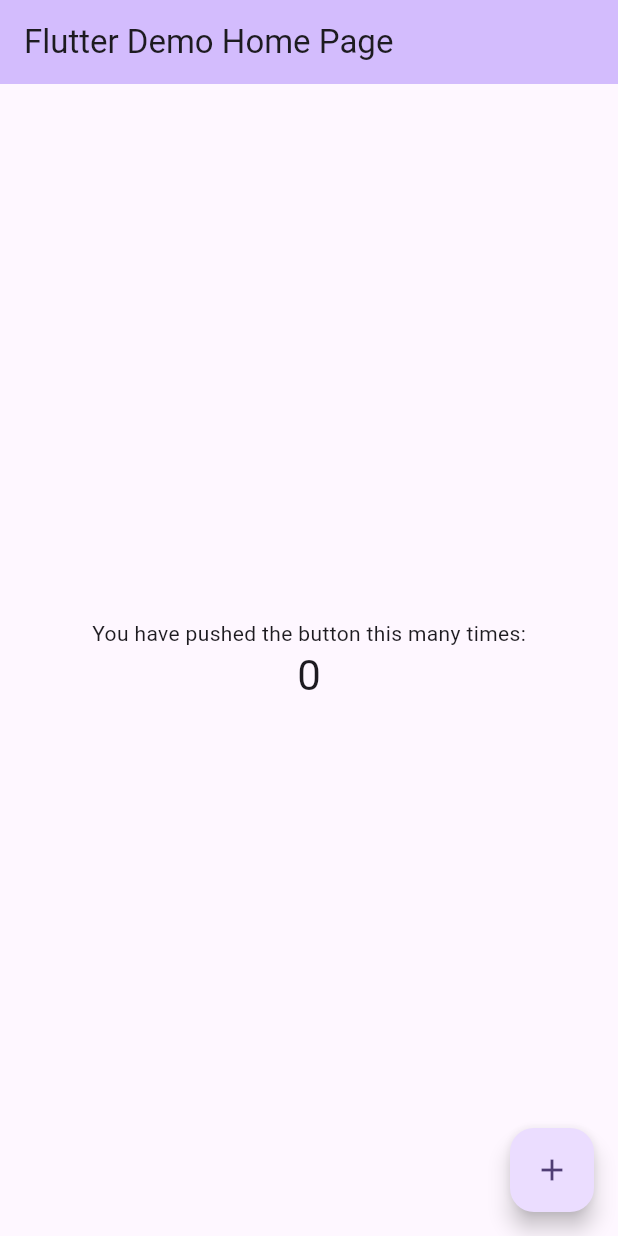
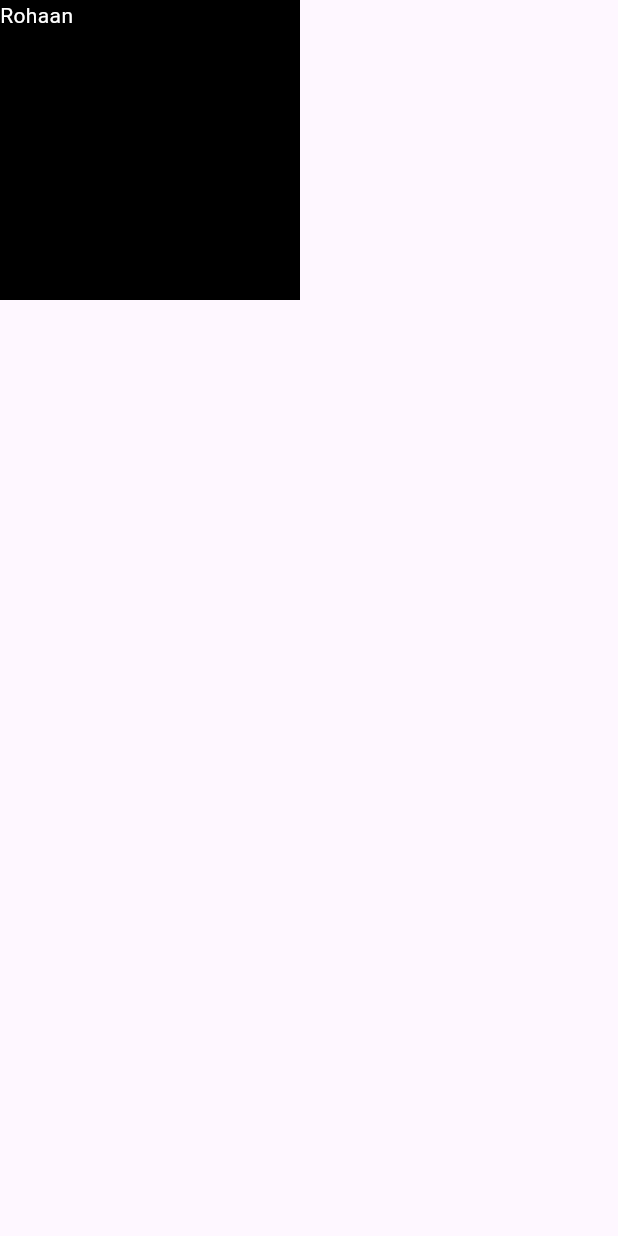
Before and after one commit to abdu845/flutter, a Flutter app: the screen it shows after launch, on a phone screen of 412 x 824 dp. Run offline on Flutter 3.47's test engine with Material 3 defaults, Android fonts, the phone set to English and light mode, and no system bars.

```diff
--- a/lib/main.dart
+++ b/lib/main.dart
@@ -1,125 +1,36 @@
 import 'package:flutter/material.dart';
+import 'package:project/welcomeScreen.dart';
 
 void main() {
   runApp(const MyApp());
 }
 
+// class MyApp extends StatelessWidget {
+//   const MyApp({super.key});
+
+//   // This widget is the root of your application.
+//   @override
+//   Widget build(BuildContext context) {
+//     return MaterialApp(
+//       title: 'Flutter Demo',
+//       theme: ThemeData(
+
+//         colorScheme: ColorScheme.fromSeed(seedColor: Colors.deepPurple),
+//         useMaterial3: true,
+//       ),
+//       //home: const MyHomePage(title: 'Flutter Demo Home Page'),
+//     );
+//   }
+// }
+
 class MyApp extends StatelessWidget {
   const MyApp({super.key});
 
-  // This widget is the root of your application.
   @override
   Widget build(BuildContext context) {
     return MaterialApp(
-      title: 'Flutter Demo',
-      theme: ThemeData(
-        // This is the theme of your application.
-        //
-        // TRY THIS: Try running your application with "flutter run". You'll see
-        // the application has a purple toolbar. Then, without quitting the app,
-        // try changing the seedColor in the colorScheme below to Colors.green
-        // and then invoke "hot reload" (save your changes or press the "hot
-        // reload" button in a Flutter-supported IDE, or press "r" if you used
-        // the command line to start the app).
-        //
-        // Notice that the counter didn't reset back to zero; the application
-        // state is not lost during the reload. To reset the state, use hot
-        // restart instead.
-        //
-        // This works for code too, not just values: Most code changes can be
-        // tested with just a hot reload.
-        colorScheme: ColorScheme.fromSeed(seedColor: Colors.deepPurple),
-        useMaterial3: true,
-      ),
-      home: const MyHomePage(title: 'Flutter Demo Home Page'),
+      debugShowCheckedModeBanner: false,
+      home: WelcomeScreen(),
     );
   }
 }
-
-class MyHomePage extends StatefulWidget {
-  const MyHomePage({super.key, required this.title});
-
-  // This widget is the home page of your application. It is stateful, meaning
-  // that it has a State object (defined below) that contains fields that affect
-  // how it looks.
-
-  // This class is the configuration for the state. It holds the values (in this
-  // case the title) provided by the parent (in this case the App widget) and
-  // used by the build method of the State. Fields in a Widget subclass are
-  // always marked "final".
-
-  final String title;
-
-  @override
-  State<MyHomePage> createState() => _MyHomePageState();
-}
-
-class _MyHomePageState extends State<MyHomePage> {
-  int _counter = 0;
-
-  void _incrementCounter() {
-    setState(() {
-      // This call to setState tells the Flutter framework that something has
-      // changed in this State, which causes it to rerun the build method below
-      // so that the display can reflect the updated values. If we changed
-      // _counter without calling setState(), then the build method would not be
-      // called again, and so nothing would appear to happen.
-      _counter++;
-    });
-  }
-
-  @override
-  Widget build(BuildContext context) {
-    // This method is rerun every time setState is called, for instance as done
-    // by the _incrementCounter method above.
-    //
-    // The Flutter framework has been optimized to make rerunning build methods
-    // fast, so that you can just rebuild anything that needs updating rather
-    // than having to individually change instances of widgets.
-    return Scaffold(
-      appBar: AppBar(
-        // TRY THIS: Try changing the color here to a specific color (to
-        // Colors.amber, perhaps?) and trigger a hot reload to see the AppBar
-        // change color while the other colors stay the same.
-        backgroundColor: Theme.of(context).colorScheme.inversePrimary,
-        // Here we take the value from the MyHomePage object that was created by
-        // the App.build method, and use it to set our appbar title.
-        title: Text(widget.title),
-      ),
-      body: Center(
-        // Center is a layout widget. It takes a single child and positions it
-        // in the middle of the parent.
-        child: Column(
-          // Column is also a layout widget. It takes a list of children and
-          // arranges them vertically. By default, it sizes itself to fit its
-          // children horizontally, and tries to be as tall as its parent.
-          //
-          // Column has various properties to control how it sizes itself and
-          // how it positions its children. Here we use mainAxisAlignment to
-          // center the children vertically; the main axis here is the vertical
-          // axis because Columns are vertical (the cross axis would be
-          // horizontal).
-          //
-          // TRY THIS: Invoke "debug painting" (choose the "Toggle Debug Paint"
-          // action in the IDE, or press "p" in the console), to see the
-          // wireframe for each widget.
-          mainAxisAlignment: MainAxisAlignment.center,
-          children: <Widget>[
-            const Text(
-              'You have pushed the button this many times:',
-            ),
-            Text(
-              '$_counter',
-              style: Theme.of(context).textTheme.headlineMedium,
-            ),
-          ],
-        ),
-      ),
-      floatingActionButton: FloatingActionButton(
-        onPressed: _incrementCounter,
-        tooltip: 'Increment',
-        child: const Icon(Icons.add),
-      ), // This trailing comma makes auto-formatting nicer for build methods.
-    );
-  }
-}
--- /dev/null
+++ b/lib/welcomeScreen.dart
@@ -0,0 +1,19 @@
+import 'package:flutter/material.dart';
+
+class WelcomeScreen extends StatelessWidget {
+  const WelcomeScreen({super.key});
+
+  @override
+  Widget build(BuildContext context) {
+    return Scaffold(
+      body: Container(
+          color: Colors.black,
+          height: 200,
+          width: 200,
+          child: Text(
+            "Rohaan",
+            style: TextStyle(color: Colors.white),
+          )),
+    );
+  }
+}
```
